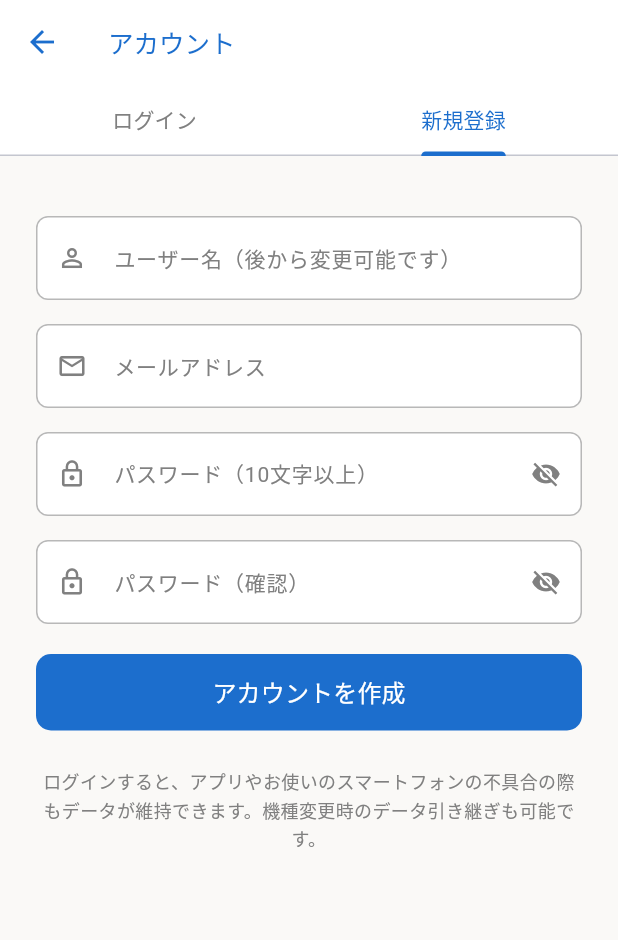
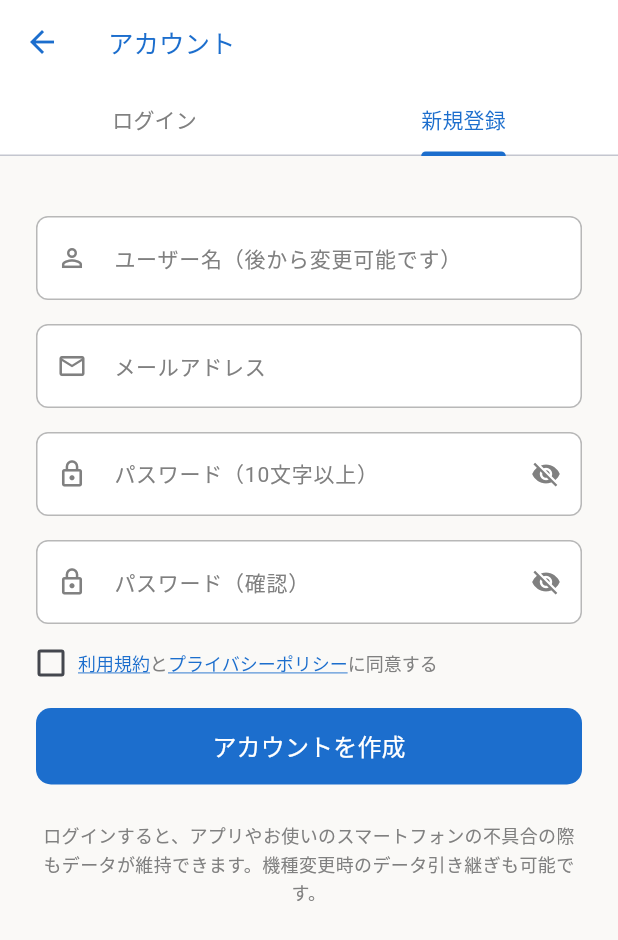
Before and after one commit to erablea/alamode_app, a Flutter app: the LoginScreen screen opened directly, tab 2 chosen, on a phone screen of 412 x 824 dp. Shown: the top 940 px of the screen. Run offline on Flutter 3.47's test engine with Material 3 defaults, Android fonts, the phone set to English and light mode, and no system bars; our stand-ins replace cached_network_image, image_picker, shared_preferences, supabase_flutter, syncfusion_flutter_datepicker; accounts and stored records are empty; Roboto replaces fonts that are missing (ZenMaruGothic); project files that could hold a hidden picture were left out.

Commit message:
法的ページ追加・洋酒条件・新規登録同意チェック
- legal.dart: 利用規約（15条）とプライバシーポリシー（12条）を新規作成
- memo.dart: その他条件に洋酒使用/洋酒不使用を追加、新規登録時に洋酒不使用をデフォルト選択、相互排他処理
- auth.dart: 新規登録時に利用規約・プライバシーポリシーへのリンク付き同意チェックボックスを追加
- user.dart: 設定にプライバシーポリシー項目を追加、legal.dartをインポート

```diff
--- a/lib/view/auth.dart
+++ b/lib/view/auth.dart
@@ -1,7 +1,9 @@
 import 'package:flutter/material.dart';
+import 'package:flutter/gestures.dart';
 import 'package:shared_preferences/shared_preferences.dart';
 import 'package:alamode_app/main.dart';
 import 'package:alamode_app/services/auth_service.dart';
+import 'package:alamode_app/view/legal.dart';
 
 class LoginScreen extends StatefulWidget {
   const LoginScreen({super.key});
@@ -22,6 +24,7 @@ class _LoginScreenState extends State<LoginScreen> with SingleTickerProviderStat
   bool _obscureLogin = true;
   bool _obscureSignup = true;
   bool _obscureSignupConfirm = true;
+  bool _agreedToTerms = false;
   String? _loginError;
   String? _signupError;
 
@@ -78,6 +81,10 @@ class _LoginScreenState extends State<LoginScreen> with SingleTickerProviderStat
     }
     if (_signupPasswordCtrl.text != _signupPasswordConfirmCtrl.text) {
       setState(() => _signupError = 'パスワードが一致しません');
+      return;
+    }
+    if (!_agreedToTerms) {
+      setState(() => _signupError = '利用規約とプライバシーポリシーに同意してください');
       return;
     }
     setState(() { _isLoading = true; _signupError = null; });
@@ -200,6 +207,46 @@ class _LoginScreenState extends State<LoginScreen> with SingleTickerProviderStat
           _buildTextField(
             _signupPasswordConfirmCtrl, 'パスワード（確認）', Icons.lock_outline, _obscureSignupConfirm,
             toggle: () => setState(() => _obscureSignupConfirm = !_obscureSignupConfirm),
+          ),
+          const SizedBox(height: 16),
+          Row(
+            crossAxisAlignment: CrossAxisAlignment.center,
+            children: [
+              SizedBox(
+                width: 20,
+                height: 20,
+                child: Checkbox(
+                  value: _agreedToTerms,
+                  onChanged: (v) => setState(() => _agreedToTerms = v ?? false),
+                  activeColor: Theme.of(context).primaryColor,
+                  materialTapTargetSize: MaterialTapTargetSize.shrinkWrap,
+                ),
+              ),
+              const SizedBox(width: 8),
+              Expanded(
+                child: RichText(
+                  text: TextSpan(
+                    style: const TextStyle(fontSize: 12, color: AppColors.blackLight, height: 1.5),
+                    children: [
+                      TextSpan(
+                        text: '利用規約',
+                        style: TextStyle(color: Theme.of(context).primaryColor, decoration: TextDecoration.underline),
+                        recognizer: TapGestureRecognizer()
+                          ..onTap = () => Navigator.of(context).push(MaterialPageRoute(builder: (_) => const TermsScreen())),
+                      ),
+                      const TextSpan(text: 'と'),
+                      TextSpan(
+                        text: 'プライバシーポリシー',
+                        style: TextStyle(color: Theme.of(context).primaryColor, decoration: TextDecoration.underline),
+                        recognizer: TapGestureRecognizer()
+                          ..onTap = () => Navigator.of(context).push(MaterialPageRoute(builder: (_) => const PrivacyPolicyScreen())),
+                      ),
+                      const TextSpan(text: 'に同意する'),
+                    ],
+                  ),
+                ),
+              ),
+            ],
           ),
           if (_signupError != null) ...[
             const SizedBox(height: 10),
--- /dev/null
+++ b/lib/view/legal.dart
@@ -0,0 +1,273 @@
+import 'package:flutter/material.dart';
+import 'package:alamode_app/main.dart';
+
+class TermsScreen extends StatelessWidget {
+  const TermsScreen({super.key});
+
+  static const _sections = [
+    _Section('第1条（適用）',
+        '1. 本規約は、ユーザーと当方との間の本サービスの利用に関する一切の関係に適用されます。\n'
+        '2. 当方は、本サービスに関し、本規約のほか、ガイドラインその他の個別規定を定める場合があります。個別規定は、本規約の一部を構成するものとします。\n'
+        '3. 本規約と個別規定の内容が異なる場合は、個別規定の定めが優先されます。'),
+    _Section('第2条（本サービス）',
+        '1. 本サービスは、お菓子に関する情報の記録、管理、閲覧その他これらに関連する機能を提供するサービスです。\n'
+        '2. 本サービスは、ログインを行わずに利用できる機能と、利用登録を行うことで利用できる機能があります。\n'
+        '3. ログインを行わずに登録したデータは、主として利用している端末内に保存されます。\n'
+        '4. 当方は、本サービスの内容を変更、追加または終了することがあります。'),
+    _Section('第3条（利用登録）',
+        '1. 一部機能を利用する場合、ユーザーは当方所定の方法により利用登録を行うものとします。\n'
+        '2. 登録情報は、正確かつ最新の内容としてください。\n'
+        '3. 当方は、次の場合には利用登録を拒否または取り消すことがあります。\n'
+        '\n'
+        '・虚偽の情報を登録した場合\n'
+        '・本規約に違反した場合\n'
+        '・過去に利用停止等の措置を受けたことがある場合\n'
+        '・その他、当方が不適切と判断した場合'),
+    _Section('第4条（未成年者の利用）',
+        '1. 未成年者は、親権者その他法定代理人の同意を得たうえで本サービスを利用するものとします。\n'
+        '2. 未成年者が利用登録を行った場合、当方は法定代理人の同意を得ているものとみなします。'),
+    _Section('第5条（アカウント管理）',
+        '1. ユーザーは、自己の責任においてアカウント情報を管理するものとします。\n'
+        '2. アカウントを第三者へ譲渡、貸与または共有してはなりません。\n'
+        '3. アカウントの管理不十分または第三者による不正利用により生じた損害について、当方は故意または重過失がある場合を除き責任を負いません。'),
+    _Section('第6条（投稿コンテンツ）',
+        '1. ログインユーザーは、本サービスで提供される機能を通じて、レビュー、画像その他のコンテンツ（以下「投稿コンテンツ」といいます。）を投稿できる場合があります。\n'
+        '2. ユーザーは、自ら作成したものまたは適法に利用する権利を有するコンテンツのみを投稿するものとします。\n'
+        '3. 特に画像については、自ら撮影した写真または権利者から利用許諾を得た画像のみ投稿してください。\n'
+        '4. 当方は、本規約または法令に違反すると判断した投稿コンテンツについて、事前の通知なく削除、非公開化または編集することがあります。'),
+    _Section('第7条（知的財産権）',
+        '1. 本サービスに関するプログラム、デザイン、ロゴ、編集部コンテンツその他当方が提供するコンテンツに関する著作権、商標権その他の知的財産権は、当方または正当な権利者に帰属します。\n'
+        '2. ユーザーが投稿したレビュー、画像その他の投稿コンテンツの著作権は、当該ユーザーまたは正当な権利者に帰属します。\n'
+        '3. ユーザーは、当方に対し、本サービスの運営、表示、検索、サービス改善、広報その他本サービスの提供に必要な範囲で、投稿コンテンツを無償で利用する非独占的な権利を許諾するものとします。\n'
+        '4. 当方は、前項の目的を達成するため、投稿コンテンツについて必要最小限の編集、サイズ変更、要約その他の加工を行うことがあります。'),
+    _Section('第8条（禁止事項）',
+        'ユーザーは、以下の行為を行ってはなりません。\n'
+        '\n'
+        '1. 法令または公序良俗に反する行為\n'
+        '2. 犯罪行為または犯罪を助長する行為\n'
+        '3. 虚偽の情報を登録または投稿する行為\n'
+        '4. 他人になりすます行為\n'
+        '5. 第三者の著作権、商標権、肖像権その他の権利を侵害する行為\n'
+        '6. 他人が撮影した画像や、権利者の許可なく取得した画像を投稿する行為\n'
+        '7. 本サービスの運営を妨害する行為\n'
+        '8. 不正アクセスまたはこれを試みる行為\n'
+        '9. 本サービスまたは第三者に不利益または損害を与える行為\n'
+        '10. その他、当方が不適切と判断する行為'),
+    _Section('第9条（編集部コンテンツおよび広告）',
+        '1. 当方は、本サービス内で編集部による記事、おすすめ情報、特集その他のコンテンツを掲載することがあります。\n'
+        '2. 当方は、広告、タイアップ記事その他のプロモーションコンテンツを掲載する場合があります。\n'
+        '3. 広告またはタイアップである場合には、法令等に従い適切に表示します。'),
+    _Section('第10条（サービスの変更・停止）',
+        '1. 当方は、保守、障害対応、システム更新その他運営上必要と判断した場合、本サービスの全部または一部を変更、停止または終了することがあります。\n'
+        '2. 当方は、前項によりユーザーに生じた損害について、故意または重過失がある場合を除き責任を負いません。'),
+    _Section('第11条（利用制限）',
+        '当方は、ユーザーが本規約に違反した場合または本サービスの適切な運営に支障を及ぼすと判断した場合、事前の通知なく利用制限、投稿削除またはアカウント停止等の措置を講じることができます。'),
+    _Section('第12条（免責事項）',
+        '1. 当方は、本サービスに掲載される情報の正確性、完全性、有用性、最新性を保証するものではありません。\n'
+        '2. ユーザーが投稿したレビューや評価は、投稿者個人の意見であり、当方の見解を示すものではありません。\n'
+        '3. ログインを行わずに保存したデータは、端末の故障、アプリの削除その他の理由により消失する場合があります。当方は、データの保存または復旧を保証しません。\n'
+        '4. 当方は、本サービスの利用または利用不能により生じた損害について、当方に故意または重過失がある場合を除き責任を負いません。'),
+    _Section('第13条（個人情報の取扱い）',
+        '当方は、ユーザーの個人情報を別途定める「プライバシーポリシー」に従って取り扱います。'),
+    _Section('第14条（規約の変更）',
+        '1. 当方は、必要と判断した場合、本規約を変更することがあります。\n'
+        '2. 変更後の規約は、本サービス内への掲載その他当方が適当と判断する方法により周知した時点から効力を生じます。'),
+    _Section('第15条（準拠法・管轄）',
+        '1. 本規約は日本法に準拠します。\n'
+        '2. 本規約の日本語版と翻訳版との間に相違がある場合は、日本語版を正文とします。\n'
+        '3. 本サービスに関して紛争が生じた場合は、当方の所在地を管轄する裁判所を第一審の専属的合意管轄裁判所とします。'),
+  ];
+
+  @override
+  Widget build(BuildContext context) {
+    final primary = Theme.of(context).primaryColor;
+    return Scaffold(
+      backgroundColor: AppColors.greyLight,
+      appBar: AppBar(
+        title: Text('利用規約', style: TextStyle(color: primary, fontSize: 18, fontWeight: FontWeight.w600)),
+        iconTheme: IconThemeData(color: primary),
+      ),
+      body: SingleChildScrollView(
+        padding: const EdgeInsets.all(20),
+        child: Column(
+          crossAxisAlignment: CrossAxisAlignment.start,
+          children: [
+            _buildHeader('最終更新日：2026年○月○日',
+                'a la mode運営事務局（以下「当方」といいます。）が提供するモバイルアプリケーションおよび関連サービス「a la mode（ア・ラ・モード）」の利用条件を定めるものです。ユーザーは、本サービスを利用することにより、本規約に同意したものとみなされます。'),
+            ..._sections.map((s) => _buildSection(context, s.title, s.content)),
+            _buildFooter(),
+          ],
+        ),
+      ),
+    );
+  }
+}
+
+class PrivacyPolicyScreen extends StatelessWidget {
+  const PrivacyPolicyScreen({super.key});
+
+  static const _sections = [
+    _Section('第1条（基本方針）',
+        '当方は、ユーザーのプライバシーを尊重し、個人情報の保護に関する法令その他の関係法令を遵守するとともに、適切な管理および保護に努めます。'),
+    _Section('第2条（取得する情報）',
+        '当方は、本サービスの提供にあたり、次の情報を取得する場合があります。\n'
+        '\n'
+        '【ユーザーが入力する情報】\n'
+        '・メールアドレス\n'
+        '・ユーザー名\n'
+        '・生年月日（任意）\n'
+        '・性別（任意）\n'
+        '・プロフィール画像（任意）\n'
+        '・レビュー、口コミその他ユーザーが投稿した内容\n'
+        '・投稿画像\n'
+        '・お問い合わせフォームに入力された内容\n'
+        '\n'
+        '【サービス利用に伴い取得する情報】\n'
+        '・アプリの利用状況\n'
+        '・登録したお菓子情報\n'
+        '・お気に入り等の利用履歴\n'
+        '・ログイン状態\n'
+        '\n'
+        '【自動的に取得される情報】\n'
+        '本サービスの運営に必要な範囲で、端末情報・OS情報・アプリバージョン・IPアドレス・アクセス日時・エラーログその他サービスの安定運営に必要な情報を取得する場合があります。'),
+    _Section('第3条（取得しない情報）',
+        '1. 当方は、ユーザーが設定するパスワードを閲覧または保存しません。\n'
+        '2. パスワードは認証サービスにより安全に管理されます。'),
+    _Section('第4条（利用目的）',
+        '取得した情報は、以下の目的で利用します。\n'
+        '\n'
+        '1. 本サービスの提供および運営\n'
+        '2. アカウント管理および本人確認\n'
+        '3. 登録データの保存・同期\n'
+        '4. ユーザーからのお問い合わせへの対応\n'
+        '5. サービス改善および品質向上\n'
+        '6. 不正利用の防止\n'
+        '7. 編集部コンテンツ、お知らせその他運営上必要な情報の配信\n'
+        '8. 利用規約違反への対応\n'
+        '9. 法令への対応'),
+    _Section('第5条（AI技術の利用）',
+        '当方は、将来的にサービス改善、検索機能の向上、おすすめ機能その他の品質向上を目的として、AI技術または機械学習技術を利用する場合があります。\n'
+        '\n'
+        'AI技術の利用に伴いユーザー情報の取扱いに重要な変更が生じる場合は、本ポリシーの改定その他適切な方法によりお知らせします。'),
+    _Section('第6条（第三者サービス）',
+        '本サービスでは、サービス提供のために以下の第三者サービスを利用しています。\n'
+        '\n'
+        '・Supabase（認証・データベース・ストレージ等）\n'
+        '\n'
+        '当該サービスでは、それぞれの事業者が定めるプライバシーポリシーに従って情報が取り扱われます。'),
+    _Section('第7条（第三者提供）',
+        '当方は、次の場合を除き、ユーザーの個人情報を本人の同意なく第三者へ提供しません。\n'
+        '\n'
+        '1. 法令に基づく場合\n'
+        '2. 人の生命、身体または財産の保護のために必要な場合\n'
+        '3. 公的機関から法令に基づく要請を受けた場合\n'
+        '4. その他法令により認められる場合'),
+    _Section('第8条（情報の管理）',
+        '当方は、取得した情報の漏えい、滅失、改ざん、不正アクセス等を防止するため、合理的な安全管理措置を講じます。'),
+    _Section('第9条（ユーザーの権利）',
+        'ユーザーは、法令の定めるところにより、自身の個人情報について、開示、訂正、削除その他の請求を行うことができます。'),
+    _Section('第10条（未成年者の利用）',
+        '未成年者が本サービスを利用する場合は、保護者その他法定代理人の同意を得たうえで利用するものとします。'),
+    _Section('第11条（本ポリシーの変更）',
+        '当方は、法令の改正またはサービス内容の変更等に応じて、本ポリシーを変更することがあります。\n'
+        '\n'
+        '変更後の内容は、本サービス内への掲載その他適切な方法により周知した時点から効力を生じます。'),
+    _Section('第12条（お問い合わせ）',
+        '本ポリシーに関するお問い合わせは、本サービス内のお問い合わせフォームまたは当方が別途指定する連絡先までご連絡ください。'),
+  ];
+
+  @override
+  Widget build(BuildContext context) {
+    final primary = Theme.of(context).primaryColor;
+    return Scaffold(
+      backgroundColor: AppColors.greyLight,
+      appBar: AppBar(
+        title: Text('プライバシーポリシー', style: TextStyle(color: primary, fontSize: 18, fontWeight: FontWeight.w600)),
+        iconTheme: IconThemeData(color: primary),
+      ),
+      body: SingleChildScrollView(
+        padding: const EdgeInsets.all(20),
+        child: Column(
+          crossAxisAlignment: CrossAxisAlignment.start,
+          children: [
+            _buildHeader('最終更新日：2026年○月○日',
+                'a la mode運営事務局（以下「当方」といいます。）は、モバイルアプリケーションおよび関連サービス「a la mode（ア・ラ・モード）」におけるユーザー情報の取扱いについて、以下のとおり定めます。'),
+            ..._sections.map((s) => _buildSection(context, s.title, s.content)),
+            _buildFooter(),
+          ],
+        ),
+      ),
+    );
+  }
+}
+
+class _Section {
+  final String title;
+  final String content;
+  const _Section(this.title, this.content);
+}
+
+Widget _buildHeader(String date, String intro) {
+  return Container(
+    margin: const EdgeInsets.only(bottom: 20),
+    padding: const EdgeInsets.all(16),
+    decoration: BoxDecoration(
+      color: Colors.white,
+      borderRadius: BorderRadius.circular(12),
+      boxShadow: const [BoxShadow(color: AppColors.shadowColor, blurRadius: 8, offset: Offset(0, 2))],
+    ),
+    child: Column(
+      crossAxisAlignment: CrossAxisAlignment.start,
+      children: [
+        Text(date, style: const TextStyle(fontSize: 12, color: AppColors.blackLight, fontWeight: FontWeight.w500)),
+        const SizedBox(height: 8),
+        Text(intro, style: const TextStyle(fontSize: 13, color: AppColors.blackDark, height: 1.6)),
+      ],
+    ),
+  );
+}
+
+Widget _buildSection(BuildContext context, String title, String content) {
+  final primary = Theme.of(context).primaryColor;
+  return Padding(
+    padding: const EdgeInsets.only(bottom: 16),
+    child: Column(
+      crossAxisAlignment: CrossAxisAlignment.start,
+      children: [
+        Container(
+          padding: const EdgeInsets.symmetric(horizontal: 12, vertical: 6),
+          decoration: BoxDecoration(
+            color: primary.withOpacity(0.12),
+            borderRadius: BorderRadius.circular(6),
+          ),
+          child: Text(title, style: const TextStyle(fontSize: 14, fontWeight: FontWeight.bold, color: AppColors.blackDark)),
+        ),
+        const SizedBox(height: 8),
+        Container(
+          width: double.infinity,
+          padding: const EdgeInsets.all(14),
+          decoration: BoxDecoration(
+            color: Colors.white,
+            borderRadius: BorderRadius.circular(8),
+            border: Border.all(color: AppColors.greyMedium),
+          ),
+          child: Text(content, style: const TextStyle(fontSize: 13, color: AppColors.blackLight, height: 1.7)),
+        ),
+      ],
+    ),
+  );
+}
+
+Widget _buildFooter() {
+  return Container(
+    margin: const EdgeInsets.only(top: 4, bottom: 8),
+    padding: const EdgeInsets.all(14),
+    decoration: BoxDecoration(
+      color: AppColors.greyLight,
+      borderRadius: BorderRadius.circular(8),
+    ),
+    child: const Center(
+      child: Text('以上', style: TextStyle(fontSize: 13, color: AppColors.blackLight, fontWeight: FontWeight.w500)),
+    ),
+  );
+}
--- a/lib/view/memo.dart
+++ b/lib/view/memo.dart
@@ -169,7 +169,7 @@ class CommonWidgets {
     required Function(Set<String>) onSelectionChanged,
     bool multiSelect = false,
   }) {
-    const conditions = ['個包装', '常温', 'オンライン購入'];
+    const conditions = ['個包装', '常温', 'オンライン購入', '洋酒使用', '洋酒不使用'];
 
     return Column(
       crossAxisAlignment: CrossAxisAlignment.start,
@@ -1961,6 +1961,8 @@ class _PresentFormWidgetState extends State<PresentFormWidget> {
         widget.initialPresent?['present_other_conditions'];
     if (initialOtherConditions != null && initialOtherConditions.isNotEmpty) {
       _selectedOtherConditions = Set.from(initialOtherConditions.split(', '));
+    } else if (widget.initialPresent == null) {
+      _selectedOtherConditions = {'洋酒不使用'};
     }
     _selectedDate = widget.initialPresent?['present_date'] != null
         ? DateTime.parse(widget.initialPresent!['present_date'])
@@ -2317,6 +2319,11 @@ class _PresentFormWidgetState extends State<PresentFormWidget> {
       selectedConditions: _selectedOtherConditions,
       onSelectionChanged: (newSelection) {
         setState(() {
+          if (newSelection.contains('洋酒使用') && !_selectedOtherConditions.contains('洋酒使用')) {
+            newSelection.remove('洋酒不使用');
+          } else if (newSelection.contains('洋酒不使用') && !_selectedOtherConditions.contains('洋酒不使用')) {
+            newSelection.remove('洋酒使用');
+          }
           _selectedOtherConditions = newSelection;
         });
       },
--- a/lib/view/user.dart
+++ b/lib/view/user.dart
@@ -7,6 +7,7 @@ import 'package:alamode_app/widgets/category_placeholder.dart';
 import 'package:alamode_app/widgets/person_icon.dart';
 import 'package:alamode_app/view/memo.dart';
 import 'package:alamode_app/view/auth.dart';
+import 'package:alamode_app/view/legal.dart';
 import 'package:alamode_app/services/auth_service.dart';
 import 'package:shared_preferences/shared_preferences.dart';
 
@@ -922,6 +923,10 @@ class _UserScreenState extends State<UserScreen> {
         'title': '運営会社・利用規約',
         'icon': Icons.business_outlined,
       },
+      {
+        'title': 'プライバシーポリシー',
+        'icon': Icons.privacy_tip_outlined,
+      },
     ];
 
     return Container(
@@ -1049,6 +1054,9 @@ class _UserScreenState extends State<UserScreen> {
       case '運営会社・利用規約':
         screen = _buildTermsScreen(context);
         break;
+      case 'プライバシーポリシー':
+        Navigator.of(context).push(MaterialPageRoute(builder: (_) => const PrivacyPolicyScreen()));
+        return;
       default:
         screen = Scaffold(
           appBar: AppBar(title: Text(title)),
```
